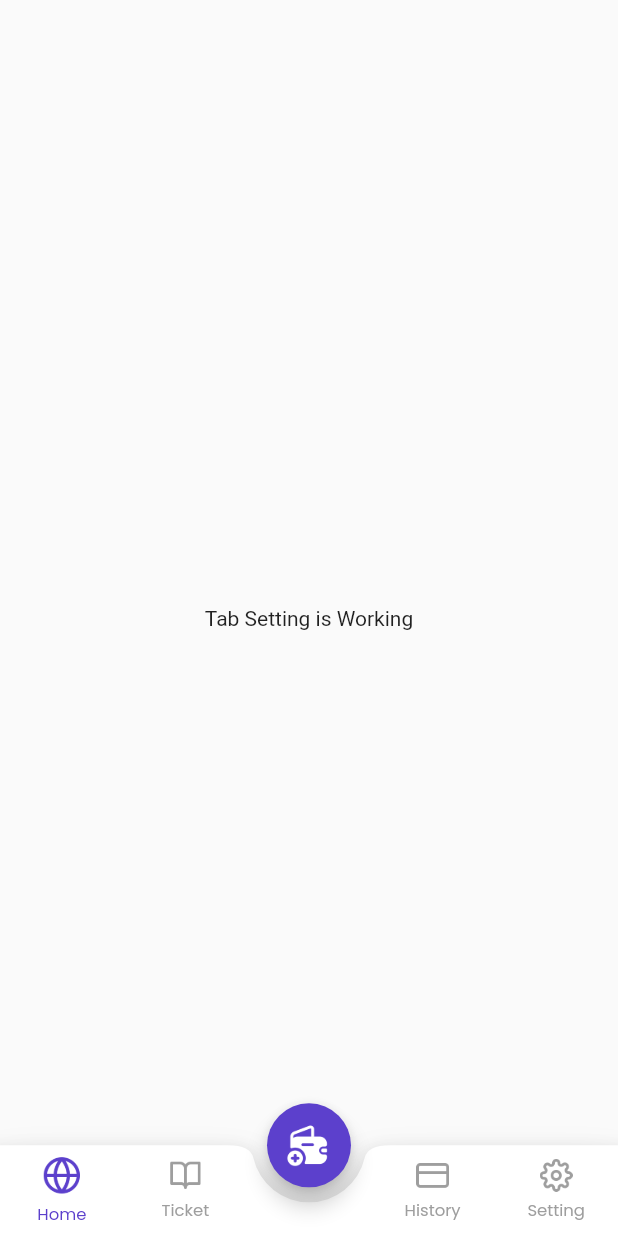
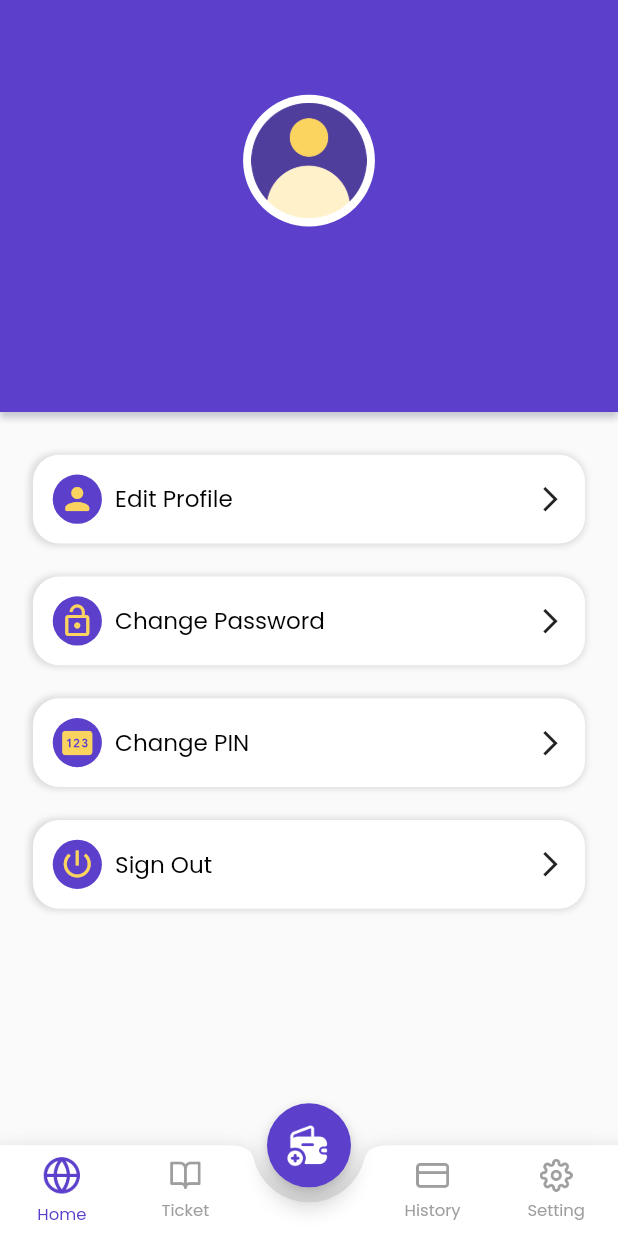
Before and after one commit to fathulaziss/airpedia, a Flutter app: the HomeView screen opened by its route, swiped to page 4, on a phone screen of 412 x 824 dp. Run offline on Flutter 3.47's test engine with Material 2 defaults, Android fonts, the phone set to English and light mode, and no system bars; our stand-ins replace cloud_firestore, dio, dropdown_button2, equatable, firebase_auth, firebase_core and 10 more; missing offline and left inert: colored_json, easy_mask, flutter_jailbreak_detection; accounts and stored records are empty; project files that could hold a hidden picture were left out.

Commit message:
add setting view

```diff
--- a/lib/app/modules/home/bindings/home_binding.dart
+++ b/lib/app/modules/home/bindings/home_binding.dart
@@ -1,6 +1,7 @@
 // ignore_for_file: directives_ordering
 
 import 'package:airpedia/app/modules/home/controllers/history_controller.dart';
+import 'package:airpedia/app/modules/home/controllers/setting_controller.dart';
 import 'package:airpedia/app/modules/home/controllers/ticket_controller.dart';
 import 'package:get/get.dart';
 import 'package:airpedia/app/modules/home/controllers/home_controller.dart';
@@ -11,6 +12,7 @@ class HomeBinding extends Bindings {
     Get
       ..lazyPut<HomeController>(() => HomeController())
       ..lazyPut<TicketController>(() => TicketController())
-      ..lazyPut<HistoryController>(() => HistoryController());
+      ..lazyPut<HistoryController>(() => HistoryController())
+      ..lazyPut<SettingController>(() => SettingController());
   }
 }
--- /dev/null
+++ b/lib/app/modules/home/components/setting_header.dart
@@ -0,0 +1,52 @@
+import 'package:airpedia/app/models/user_model.dart';
+import 'package:airpedia/styles/colors.dart';
+import 'package:airpedia/styles/styles.dart';
+import 'package:airpedia/utils/app_asset.dart';
+import 'package:flutter/material.dart';
+import 'package:flutter_screenutil/flutter_screenutil.dart';
+import 'package:get/get.dart';
+
+class SettingHeader extends StatelessWidget {
+  const SettingHeader({super.key, required this.data});
+
+  final UserModel data;
+
+  @override
+  Widget build(BuildContext context) {
+    return Container(
+      width: Get.width,
+      height: Get.height / 3,
+      decoration: BoxDecoration(
+        color: AppColor.primaryColor,
+        boxShadow: Shadows.shadowsDown,
+      ),
+      padding: EdgeInsets.symmetric(horizontal: Insets.xl),
+      margin: EdgeInsets.only(bottom: Insets.lg),
+      child: Column(
+        mainAxisAlignment: MainAxisAlignment.center,
+        children: [
+          Container(
+            width: 80.w,
+            height: 80.w,
+            padding: EdgeInsets.all(5.w),
+            decoration: const BoxDecoration(
+              shape: BoxShape.circle,
+              color: Colors.white,
+            ),
+            child: Image.asset(AppAsset.image('img_photo_profile.png')),
+          ),
+          verticalSpace(Insets.lg),
+          Text(
+            data.fullName,
+            style:
+                TextStyles.title.copyWith(color: Colors.white, fontSize: 14.w),
+          ),
+          Text(
+            data.email,
+            style: TextStyles.desc.copyWith(color: Colors.white),
+          ),
+        ],
+      ),
+    );
+  }
+}
--- /dev/null
+++ b/lib/app/modules/home/components/setting_menu.dart
@@ -0,0 +1,46 @@
+import 'package:airpedia/styles/colors.dart';
+import 'package:airpedia/styles/styles.dart';
+import 'package:airpedia/widgets/cards/card_app.dart';
+import 'package:flutter/material.dart';
+import 'package:flutter_screenutil/flutter_screenutil.dart';
+
+class SettingMenu extends StatelessWidget {
+  const SettingMenu({
+    super.key,
+    required this.icon,
+    required this.label,
+    required this.onTap,
+  });
+
+  final Widget icon;
+  final String label;
+  final Function() onTap;
+
+  @override
+  Widget build(BuildContext context) {
+    return InkWell(
+      onTap: onTap,
+      child: CardApp(
+        radius: 16.w,
+        margin: EdgeInsets.symmetric(horizontal: Insets.xl, vertical: 10.w),
+        isShowShadows: true,
+        shadows: Shadows.shadowsUp,
+        child: Row(
+          children: [
+            Container(
+              padding: EdgeInsets.all(4.w),
+              decoration: const BoxDecoration(
+                shape: BoxShape.circle,
+                color: AppColor.primaryColor,
+              ),
+              child: icon,
+            ),
+            horizontalSpace(Insets.sm),
+            Expanded(child: Text(label, style: TextStyles.text)),
+            Icon(Icons.arrow_forward_ios, size: 18.w)
+          ],
+        ),
+      ),
+    );
+  }
+}
--- /dev/null
+++ b/lib/app/modules/home/controllers/setting_controller.dart
@@ -0,0 +1,6 @@
+import 'package:airpedia/app/controllers/user_info_controller.dart';
+import 'package:get/get.dart';
+
+class SettingController extends GetxController {
+  final cUserInfo = Get.find<UserInfoController>();
+}
--- a/lib/app/modules/home/tab/tab_setting.dart
+++ b/lib/app/modules/home/tab/tab_setting.dart
@@ -1,10 +1,50 @@
+import 'package:airpedia/app/modules/home/components/setting_header.dart';
+import 'package:airpedia/app/modules/home/components/setting_menu.dart';
+import 'package:airpedia/app/modules/home/controllers/setting_controller.dart';
+import 'package:airpedia/services/app_cycle_service.dart';
+import 'package:airpedia/styles/colors.dart';
+import 'package:airpedia/widgets/others/show_dialog.dart';
 import 'package:flutter/material.dart';
+import 'package:get/get.dart';
 
-class TabSetting extends StatelessWidget {
+class TabSetting extends GetView<SettingController> {
   const TabSetting({Key? key}) : super(key: key);
 
   @override
   Widget build(BuildContext context) {
-    return const Center(child: Text('Tab Setting is Working'));
+    return Column(
+      children: [
+        SettingHeader(data: controller.cUserInfo.dataUser.value),
+        SettingMenu(
+          icon: const Icon(Icons.person_rounded, color: AppColor.yellowColor3),
+          label: 'Edit Profile',
+          onTap: () {},
+        ),
+        SettingMenu(
+          icon: const Icon(Icons.lock_open, color: AppColor.yellowColor3),
+          label: 'Change Password',
+          onTap: () {},
+        ),
+        SettingMenu(
+          icon: const Icon(Icons.pin, color: AppColor.yellowColor3),
+          label: 'Change PIN',
+          onTap: () {},
+        ),
+        SettingMenu(
+          icon: const Icon(
+            Icons.power_settings_new,
+            color: AppColor.yellowColor3,
+          ),
+          label: 'Sign Out',
+          onTap: () {
+            showPopUpConfirmation(
+              title: 'Confirmation',
+              description: 'Are you sure to exit application ?',
+              onPressPositive: () => AppCycleService().onUserLogout(),
+            );
+          },
+        ),
+      ],
+    );
   }
 }
```
Also changed, not shown: lib/widgets/others/show_dialog.dart (+64 -2 lines).
